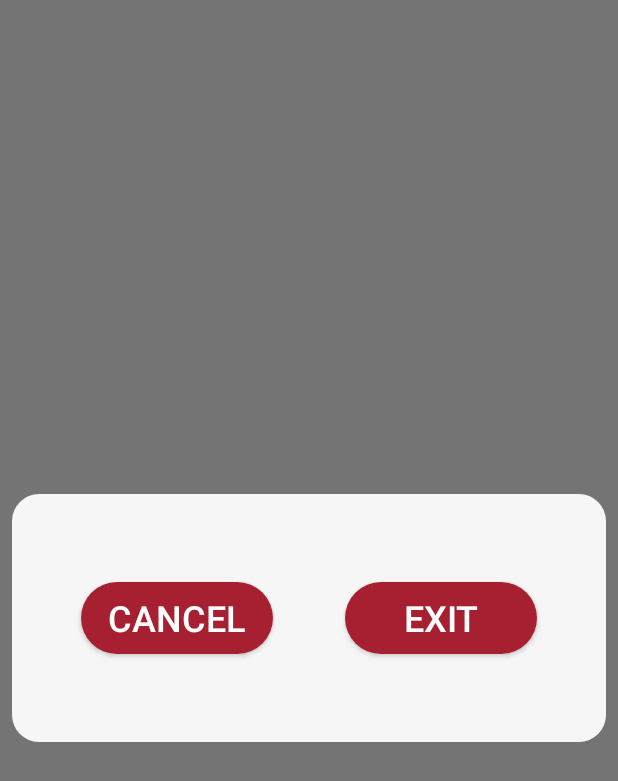
After one commit to hexadec/Quantum, an Android app: the layout back_dialog.xml on its own in the app's theme, with its tools: preview values and no code run, on a phone screen of 412 x 824 dp. The commit adds this screen. Shown: the top 781 px of the screen. Run offline under Robolectric (Android 15) with nearby library versions, the phone set to English and light mode, and no system bars.

Commit message:
Added option to see statevector and confirm exit

```diff
--- a/app/build.gradle
+++ b/app/build.gradle
@@ -6,7 +6,7 @@ android {
         applicationId "hu.hexadecimal.quantum"
         minSdkVersion 21
         targetSdkVersion 28
-        versionCode 24
+        versionCode 25
         versionName "honiedhazelnut-alpha." + versionCode
     }
     buildTypes {
--- a/app/src/main/java/hu/hexadecimal/quantum/graphics/QuantumView.java
+++ b/app/src/main/java/hu/hexadecimal/quantum/graphics/QuantumView.java
@@ -18,6 +18,7 @@ import android.widget.LinearLayout;
 import java.io.ByteArrayOutputStream;
 import java.io.ObjectOutput;
 import java.io.ObjectOutputStream;
+import java.util.ArrayList;
 import java.util.LinkedList;
 import java.util.List;
 import java.util.stream.IntStream;
--- /dev/null
+++ b/app/src/main/res/drawable/button_bg.xml
@@ -0,0 +1,6 @@
+<?xml version="1.0" encoding="utf-8"?>
+<shape xmlns:android="http://schemas.android.com/apk/res/android"
+    android:shape="rectangle">
+    <solid android:color="@color/ic_launcher_background" />
+    <corners android:radius="32dp" />
+</shape>
--- /dev/null
+++ b/app/src/main/res/drawable/dialog_bg.xml
@@ -0,0 +1,6 @@
+<?xml version="1.0" encoding="utf-8"?>
+<shape xmlns:android="http://schemas.android.com/apk/res/android"
+    android:shape="rectangle">
+    <solid android:color="#EEFFFFFF" />
+    <corners android:radius="18dp" />
+</shape>
--- /dev/null
+++ b/app/src/main/res/layout/back_dialog.xml
@@ -0,0 +1,83 @@
+<?xml version="1.0" encoding="utf-8"?>
+<androidx.constraintlayout.widget.ConstraintLayout
+    android:id="@+id/exitMain"
+    xmlns:android="http://schemas.android.com/apk/res/android"
+    xmlns:app="http://schemas.android.com/apk/res-auto"
+    xmlns:tools="http://schemas.android.com/tools"
+    android:layout_width="match_parent"
+    android:layout_height="match_parent"
+    android:background="#88000000">
+
+    <androidx.constraintlayout.widget.Guideline
+        android:id="@+id/guideline2"
+        android:layout_width="wrap_content"
+        android:layout_height="wrap_content"
+        android:orientation="horizontal"
+        app:layout_constraintGuide_percent="0.5"  />
+
+    <androidx.constraintlayout.widget.Guideline
+        android:id="@+id/guideline3"
+        android:layout_width="wrap_content"
+        android:layout_height="wrap_content"
+        android:orientation="horizontal"
+        app:layout_constraintGuide_percent="0.4" />
+
+    <androidx.constraintlayout.widget.Guideline
+        android:id="@+id/guideline4"
+        android:layout_width="wrap_content"
+        android:layout_height="wrap_content"
+        android:orientation="horizontal"
+        app:layout_constraintGuide_percent="0.6" />
+
+    <View
+        android:id="@+id/textView4"
+        android:layout_width="0dp"
+        android:layout_height="0dp"
+        android:layout_marginStart="8dp"
+        android:layout_marginEnd="8dp"
+        android:clickable="true"
+        android:background="@drawable/dialog_bg"
+        app:layout_constraintBottom_toTopOf="@+id/guideline4"
+        app:layout_constraintEnd_toEndOf="parent"
+        app:layout_constraintStart_toStartOf="parent"
+        app:layout_constraintTop_toTopOf="@+id/guideline3" />
+
+    <Button
+        android:id="@+id/exit"
+        android:layout_width="128sp"
+        android:layout_height="48sp"
+        android:layout_marginStart="24dp"
+        android:background="@drawable/button_bg"
+        android:text="@string/exit"
+        android:textAlignment="gravity"
+        android:gravity="center"
+        android:textIsSelectable="false"
+        android:textSize="24sp"
+        android:textColor="#FFFFFF"
+        app:layout_constraintTop_toTopOf="parent"
+        app:layout_constraintBottom_toBottomOf="parent"
+        app:layout_constraintStart_toEndOf="@+id/guideline" />
+
+    <Button
+        android:id="@+id/cancel_back"
+        android:layout_width="128sp"
+        android:layout_height="48sp"
+        android:layout_marginEnd="24dp"
+        android:background="@drawable/button_bg"
+        android:text="@string/cancel"
+        android:textColor="#FFFFFF"
+        android:textAlignment="gravity"
+        android:textIsSelectable="false"
+        android:textSize="24sp"
+        android:gravity="center"
+        app:layout_constraintTop_toTopOf="parent"
+        app:layout_constraintBottom_toBottomOf="parent"
+        app:layout_constraintEnd_toStartOf="@+id/guideline" />
+
+    <androidx.constraintlayout.widget.Guideline
+        android:id="@+id/guideline"
+        android:layout_width="wrap_content"
+        android:layout_height="wrap_content"
+        android:orientation="vertical"
+        app:layout_constraintGuide_percent="0.5" />
+</androidx.constraintlayout.widget.ConstraintLayout>
--- a/app/src/main/res/values/strings.xml
+++ b/app/src/main/res/values/strings.xml
@@ -19,7 +19,8 @@
     <string name="settings_help">Help</string>
     <string name="settings_help_long"><![CDATA[
     <b>Shots:</b> select how many times to run the experiment. It is a good idea to increase this
-    value as you start using more qubits. However, you can choose to use the probability mode, where you get \"exact\" results.
+    value as you start using more qubits. However, you can choose to use the <i>probability mode</i>, where you get \"exact\" results.
+    You should also choose <i>probability mode</i> if you would like to see the final statevector of the system.
     <br/><b>Threads:</b> usually it is enough to use as many threads as CPU cores your device has, however, a little more won\'t deteriorate performance.
     <br/><b>Output folder:</b> select where to export the results/gate sequence and user-defined matrices.
     ]]></string>
@@ -67,4 +68,7 @@
     <string name="click_to_start">Click anywhere on the screen to start!</string>
     <string name="copy_matrix">Copy matrix</string>
     <string name="help_menu">Help</string>
+    <string name="are_you_sure">Do you really want to quit?</string>
+    <string name="any_unsaved_will_be_lost">Any unsaved changes will be lost</string>
+    <string name="exit">Exit</string>
 </resources>
```
Also changed, not shown: app/src/main/java/hu/hexadecimal/quantum/Complex.java (+17 -16 lines), app/src/main/java/hu/hexadecimal/quantum/ExperimentRunner.java (+24 -0 lines), app/src/main/java/hu/hexadecimal/quantum/HelpActivity.java (+17 -1 lines), app/src/main/java/hu/hexadecimal/quantum/MainActivity.java (+60 -2 lines), 1 other file.
